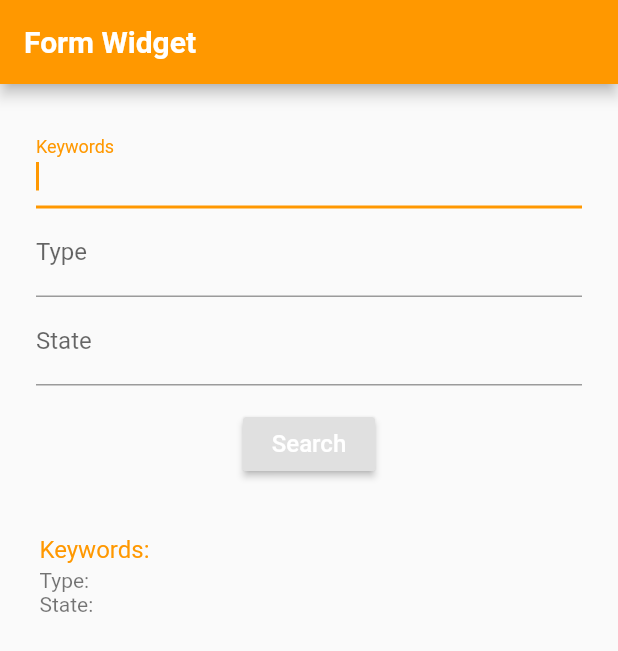
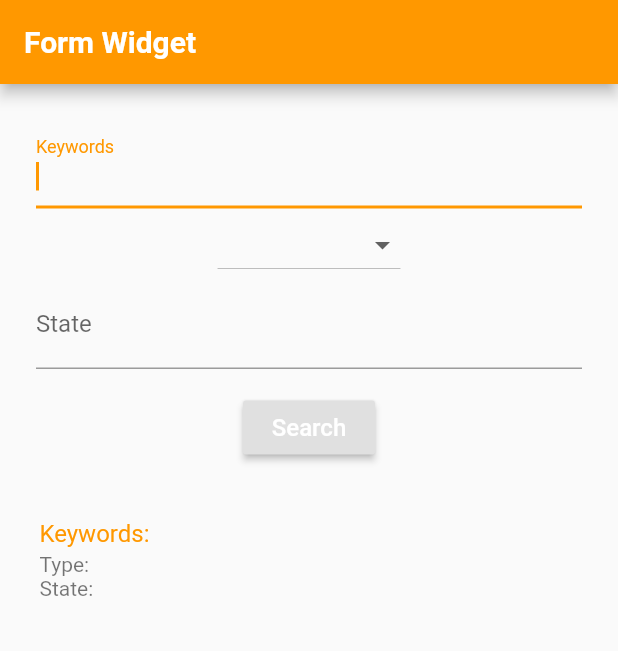
Before and after one commit to phillipmcreynolds/field_test, a Flutter app: the screen it shows after launch, after a tap on "Search", on a phone screen of 412 x 824 dp. Shown: the top 651 px of the screen. Run offline on Flutter 3.47's test engine with Material 2 defaults, Android fonts, the phone set to English and light mode, and no system bars.

Commit message:
added basic dropdownbutton for type

```diff
--- a/lib/widgets/form_widget.dart
+++ b/lib/widgets/form_widget.dart
@@ -1,3 +1,5 @@
+import 'dart:core';
+
 import 'package:field_test/helpers/size_helpers.dart';
 import 'package:flutter/material.dart';
 
@@ -7,10 +9,31 @@ class FormWidget extends StatefulWidget {
 
 }
 
+class BreweryType {
+  int id;
+  String name;
+
+  BreweryType(this.id, this.name);
+
+  static List<BreweryType> getBreweryTypes() {
+    return <BreweryType>[
+      BreweryType(0, ""),
+      BreweryType(1, "Brewpub"),
+      BreweryType(2, "MicroBrewery"),
+      BreweryType(3, "Contract"),
+      BreweryType(4, "Regional"),
+    ];
+  }
+}
+
 class _FormWidgetState extends State<FormWidget> {
-  String _keywords, _keywords_display = "";
-  String _type, _type_display = "";
-  String _state, _state_display = "";
+  String _keywords, _keywordsDisplay = "";
+  String _type, _typeDisplay = "";
+  String _state, _stateDisplay = "";
+
+  List<BreweryType> _breweryTypes = BreweryType.getBreweryTypes();
+  List<DropdownMenuItem<BreweryType>> _dropDownMenuItems;
+  BreweryType _selectedType;
 
   final GlobalKey<FormState> _formKey = GlobalKey<FormState>();
 
@@ -19,8 +42,23 @@ class _FormWidgetState extends State<FormWidget> {
 
   @override
   void initState() {
+    focusNode = FocusNode();
+    _dropDownMenuItems = buildDropDownMenuItems(_breweryTypes);
+    _selectedType = _dropDownMenuItems[0].value;
     super.initState();
-    focusNode = FocusNode();
+
+  }
+
+  List<DropdownMenuItem<BreweryType>> buildDropDownMenuItems(List breweryTypes) {
+    List<DropdownMenuItem<BreweryType>> types = [];
+    for(BreweryType breweryType in _breweryTypes) {
+      types.add(DropdownMenuItem(
+        value: breweryType,
+        child: Text(breweryType.name),
+      ),
+      );
+    }
+    return types;
   }
 
   @override
@@ -42,12 +80,11 @@ class _FormWidgetState extends State<FormWidget> {
   }
 
   Widget _buildTypeField() {
-    return TextFormField(
-        decoration: InputDecoration(labelText: 'Type'),
-        onSaved: (String value) {
-          _type = value;
-          print(_type + "saved");
-        }
+    return DropdownButton(
+      value: _selectedType,
+      items: _dropDownMenuItems,
+      hint: Text("Brewery Type"), // doesn't do anything afaict
+      onChanged: onChangeDropdownItem,
     );
   }
 
@@ -64,10 +101,17 @@ class _FormWidgetState extends State<FormWidget> {
   void _update() {
     print("update called");
     setState(() {
-      _keywords_display = _keywords;
-      _type_display = _type;
-      _state_display = _state;
+      _keywordsDisplay = _keywords;
+      _typeDisplay = _selectedType.name;
+      _stateDisplay = _state;
     });
+  }
+
+  onChangeDropdownItem (BreweryType selected) {
+    setState(() {
+      _selectedType = selected;
+    }
+    );
   }
 
   @override
@@ -118,15 +162,15 @@ class _FormWidgetState extends State<FormWidget> {
                           return ListTile(
                             isThreeLine: true,
                             title: Text(
-                              "Keywords: " + _keywords_display,
+                              "Keywords: " + _keywordsDisplay,
                               style:
                               TextStyle(color: Theme.of(context).primaryColor),
                             ),
                             subtitle: Text(
                               "Type: " +
-                                  _type_display +
+                                  _typeDisplay +
                                   "\nState: " +
-                                  _state_display,
+                                  _stateDisplay,
                               maxLines: 2,
                             ),
                           );
```
